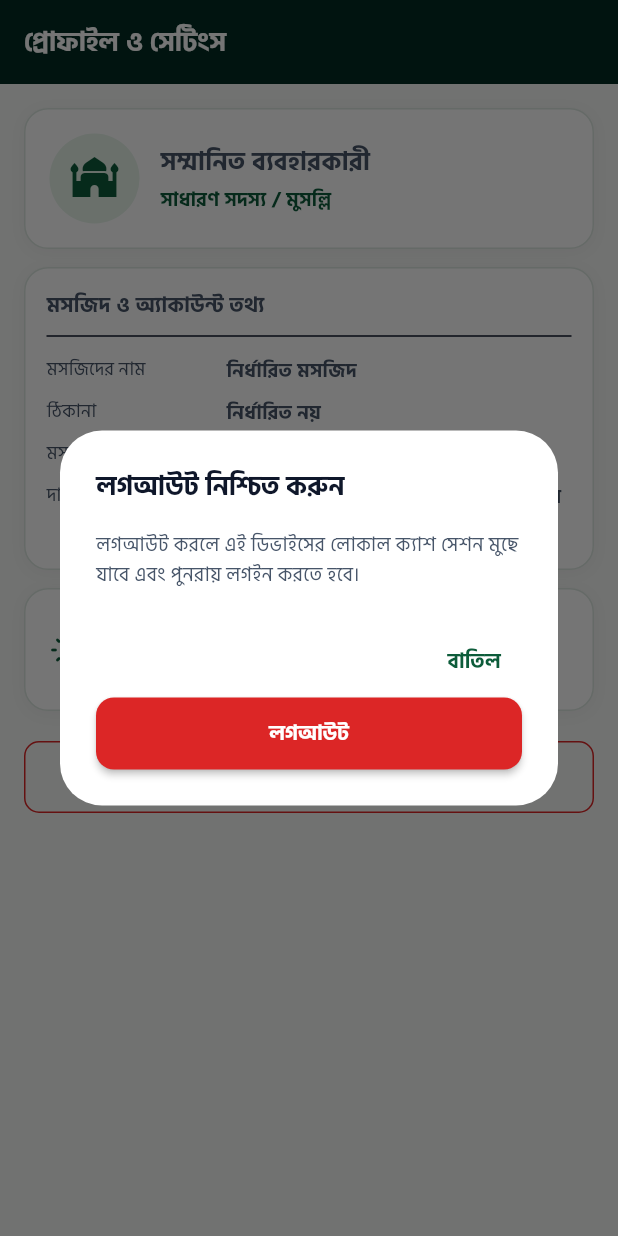
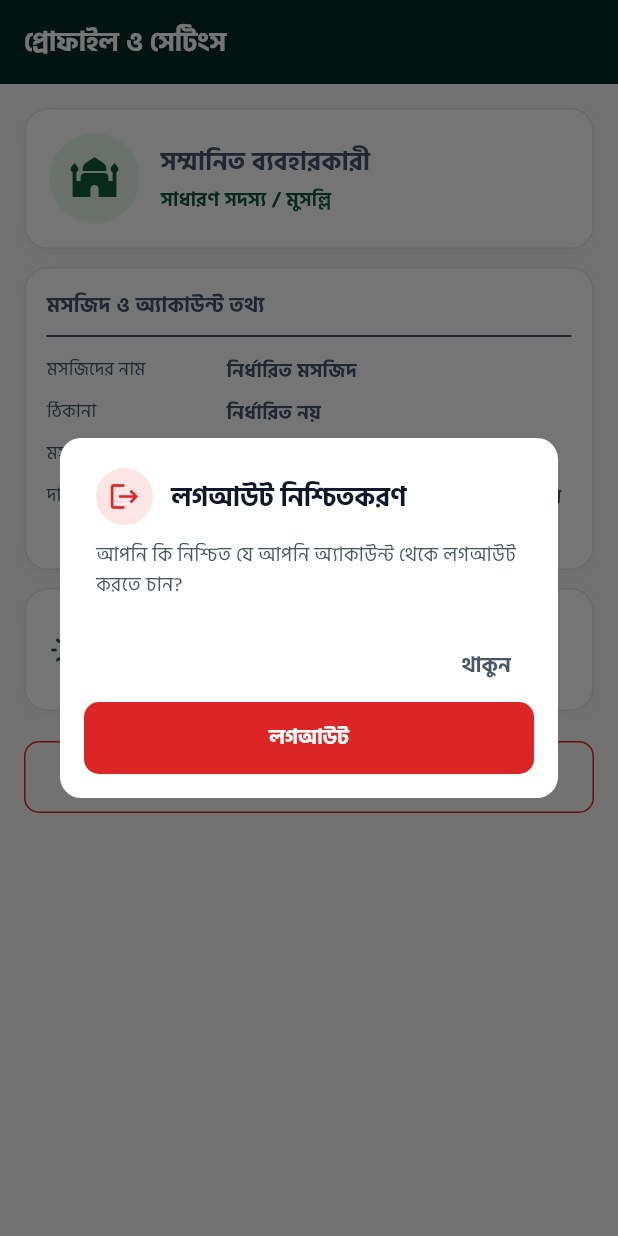
Before and after one commit to emranmofficials/Mosque-Seba, a Flutter app: the MosqueProfileScreen screen opened by its route, after a tap on "লগআউট করুন", on a phone screen of 412 x 824 dp. Run offline on Flutter 3.47's test engine with Material 3 defaults, Android fonts, the phone set to English and light mode, and no system bars; our stand-ins replace connectivity_plus, drift, equatable, flutter_local_notifications, flutter_riverpod, flutter_secure_storage and 11 more; missing offline and left inert: esc_pos_utils_plus, print_bluetooth_thermal; accounts and stored records are empty; generated files the repository leaves out were written again.

Commit message:
feat(release): v1.3.0 official release with push notifications, modern toasts, and confirmation dialogs

```diff
--- a/lib/core/config/app_config.dart
+++ b/lib/core/config/app_config.dart
@@ -3,8 +3,8 @@ class AppConfig {
   static const String appNameBn = 'মসজিদ সেবা';
   static const String appNameEn = 'Mosque Seba';
   static const String packageName = 'com.mosqueseba.app';
-  static const String appVersion = '1.2.5';
-  static const int buildNumber = 10;
+  static const String appVersion = '1.3.0';
+  static const int buildNumber = 11;
   static const String tagline = 'মসজিদের খেদমতে আধুনিক প্রযুক্তি, পরিচালনায় স্বচ্ছ আস্থা';
 
   // Production Supabase Cloud Backend Configuration (overrideable via --dart-define)
--- /dev/null
+++ b/lib/core/utils/app_toast.dart
@@ -0,0 +1,88 @@
+import 'package:flutter/material.dart';
+import '../theme/app_colors.dart';
+import '../theme/app_dimens.dart';
+
+/// Notification Toast Types
+enum ToastType { success, error, warning, info }
+
+/// Global App Toast Notification Utility
+/// Displays floating, beautifully animated, brand-aligned toasts across the app
+class AppToast {
+  static void show(
+    BuildContext context, {
+    required String message,
+    ToastType type = ToastType.info,
+    Duration duration = const Duration(seconds: 3),
+    SnackBarAction? action,
+  }) {
+    Color bgColor;
+    const Color textColor = Colors.white;
+    IconData icon;
+
+    switch (type) {
+      case ToastType.success:
+        bgColor = AppColors.emeraldPrimary;
+        icon = Icons.check_circle_outline;
+        break;
+      case ToastType.error:
+        bgColor = AppColors.urgentRed;
+        icon = Icons.error_outline;
+        break;
+      case ToastType.warning:
+        bgColor = const Color(0xFFD97706); // Amber 600
+        icon = Icons.warning_amber_rounded;
+        break;
+      case ToastType.info:
+        bgColor = AppColors.primaryContainerDark;
+        icon = Icons.info_outline;
+        break;
+    }
+
+    final messenger = ScaffoldMessenger.of(context);
+    messenger.hideCurrentSnackBar();
+    messenger.showSnackBar(
+      SnackBar(
+        content: Row(
+          children: [
+            Icon(icon, color: textColor, size: 20),
+            const SizedBox(width: MosqueSpace.sm),
+            Expanded(
+              child: Text(
+                message,
+                style: const TextStyle(
+                  color: textColor,
+                  fontSize: 13,
+                  fontWeight: FontWeight.w500,
+                ),
+              ),
+            ),
+          ],
+        ),
+        backgroundColor: bgColor,
+        behavior: SnackBarBehavior.floating,
+        shape: RoundedRectangleBorder(
+          borderRadius: BorderRadius.circular(MosqueRadius.medium),
+        ),
+        margin: const EdgeInsets.symmetric(horizontal: MosqueSpace.md, vertical: MosqueSpace.sm),
+        duration: duration,
+        action: action,
+      ),
+    );
+  }
+
+  /// Show Success Toast (Green)
+  static void success(BuildContext context, String message) =>
+      show(context, message: message, type: ToastType.success);
+
+  /// Show Error Toast (Red)
+  static void error(BuildContext context, String message) =>
+      show(context, message: message, type: ToastType.error);
+
+  /// Show Warning Toast (Amber)
+  static void warning(BuildContext context, String message) =>
+      show(context, message: message, type: ToastType.warning);
+
+  /// Show Info Toast (Emerald/Blue)
+  static void info(BuildContext context, String message) =>
+      show(context, message: message, type: ToastType.info);
+}
--- a/lib/features/authentication/widgets/committee_login_form.dart
+++ b/lib/features/authentication/widgets/committee_login_form.dart
@@ -5,6 +5,7 @@ import '../../../bootstrap/dependency_injection.dart';
 import '../../../core/router/app_router.dart';
 import '../../../core/theme/app_colors.dart';
 import '../../../core/theme/app_dimens.dart';
+import '../../../core/utils/app_toast.dart';
 import '../../../shared/widgets/app_button.dart';
 import '../../../shared/widgets/app_text_field.dart';
 import '../providers/auth_provider.dart';
@@ -64,11 +65,14 @@ class _CommitteeLoginFormState extends ConsumerState<CommitteeLoginForm> {
           .read(sessionStorageServiceProvider)
           .setRememberedEmail(_rememberMe ? email : null);
       if (mounted) {
+        AppToast.success(context, 'লগইন সফল হয়েছে');
         context.go(AppRouter.dashboard);
       }
     } catch (e) {
       if (mounted) {
-        setState(() => _errorMessage = e.toString().replaceFirst('Exception: ', ''));
+        final err = e.toString().replaceFirst('Exception: ', '');
+        setState(() => _errorMessage = err);
+        AppToast.error(context, err);
       }
     } finally {
       if (mounted) {
--- a/lib/features/authentication/widgets/musalli_login_form.dart
+++ b/lib/features/authentication/widgets/musalli_login_form.dart
@@ -4,6 +4,7 @@ import 'package:go_router/go_router.dart';
 import '../../../core/router/app_router.dart';
 import '../../../core/theme/app_colors.dart';
 import '../../../core/theme/app_dimens.dart';
+import '../../../core/utils/app_toast.dart';
 import '../../../shared/widgets/app_button.dart';
 import '../../../shared/widgets/app_text_field.dart';
 import '../providers/auth_provider.dart';
@@ -61,11 +62,14 @@ class _MusalliLoginFormState extends ConsumerState<MusalliLoginForm> {
             password,
           );
       if (mounted) {
+        AppToast.success(context, 'লগইন সফল হয়েছে');
         context.go(AppRouter.dashboard);
       }
     } catch (e) {
       if (mounted) {
-        setState(() => _errorMessage = e.toString().replaceFirst('Exception: ', ''));
+        final err = e.toString().replaceFirst('Exception: ', '');
+        setState(() => _errorMessage = err);
+        AppToast.error(context, err);
       }
     } finally {
       if (mounted) {
--- a/lib/features/profile/screens/mosque_profile_screen.dart
+++ b/lib/features/profile/screens/mosque_profile_screen.dart
@@ -5,7 +5,9 @@ import '../../../bootstrap/dependency_injection.dart';
 import '../../../core/router/app_router.dart';
 import '../../../core/theme/app_colors.dart';
 import '../../../core/theme/app_dimens.dart';
+import '../../../core/utils/app_toast.dart';
 import '../../../core/utils/bengali_number_formatter.dart';
+import '../../../shared/dialogs/app_dialogs.dart';
 import '../../../shared/widgets/card_shell.dart';
 import '../../authentication/models/auth_user.dart';
 import '../../authentication/providers/auth_provider.dart';
@@ -17,33 +19,12 @@ class MosqueProfileScreen extends ConsumerWidget {
   const MosqueProfileScreen({super.key});
 
   Future<void> _confirmLogout(BuildContext context, WidgetRef ref) async {
-    final confirmed = await showDialog<bool>(
-      context: context,
-      builder: (ctx) => AlertDialog(
-        title: const Text('লগআউট নিশ্চিত করুন'),
-        content: const Text(
-          'লগআউট করলে এই ডিভাইসের লোকাল ক্যাশ সেশন মুছে যাবে এবং পুনরায় লগইন করতে হবে।',
-        ),
-        actions: [
-          TextButton(
-            onPressed: () => Navigator.of(ctx).pop(false),
-            child: const Text('বাতিল'),
-          ),
-          ElevatedButton(
-            style: ElevatedButton.styleFrom(
-              backgroundColor: AppColors.urgentRed,
-              foregroundColor: Colors.white,
-            ),
-            onPressed: () => Navigator.of(ctx).pop(true),
-            child: const Text('লগআউট'),
-          ),
-        ],
-      ),
-    );
+    final confirmed = await AppDialogs.confirmLogout(context);
 
     if (confirmed == true) {
       await ref.read(authNotifierProvider.notifier).logout();
       if (context.mounted) {
+        AppToast.info(context, 'সফলভাবে লগআউট করা হয়েছে');
         context.go(AppRouter.login);
       }
     }
--- /dev/null
+++ b/lib/shared/dialogs/app_dialogs.dart
@@ -0,0 +1,170 @@
+import 'package:flutter/material.dart';
+import '../../core/theme/app_colors.dart';
+import '../../core/theme/app_dimens.dart';
+import '../../core/theme/app_typography.dart';
+
+/// Reusable Confirmation and Warning Dialogs across the application
+class AppDialogs {
+  /// General confirmation dialog
+  static Future<bool?> confirm(
+    BuildContext context, {
+    required String title,
+    required String message,
+    String confirmText = 'নিশ্চিত করুন',
+    String cancelText = 'বাতিল',
+    bool isDestructive = false,
+    IconData? icon,
+  }) {
+    return showDialog<bool>(
+      context: context,
+      builder: (ctx) => AlertDialog(
+        shape: RoundedRectangleBorder(
+          borderRadius: BorderRadius.circular(AppDimens.radiusLg),
+        ),
+        titlePadding: const EdgeInsets.fromLTRB(24, 20, 24, 10),
+        contentPadding: const EdgeInsets.fromLTRB(24, 0, 24, 20),
+        actionsPadding: const EdgeInsets.fromLTRB(16, 0, 16, 16),
+        title: Row(
+          children: [
+            if (icon != null || isDestructive) ...[
+              Container(
+                padding: const EdgeInsets.all(8),
+                decoration: BoxDecoration(
+                  color: isDestructive
+                      ? AppColors.urgentRed.withOpacity(0.12)
+                      : AppColors.primaryContainer,
+                  shape: BoxShape.circle,
+                ),
+                child: Icon(
+                  icon ?? (isDestructive ? Icons.warning_amber_rounded : Icons.help_outline),
+                  color: isDestructive ? AppColors.urgentRed : AppColors.primary,
+                  size: 22,
+                ),
+              ),
+              const SizedBox(width: 12),
+            ],
+            Expanded(
+              child: Text(
+                title,
+                style: AppTypography.titleLarge.copyWith(fontWeight: FontWeight.bold),
+              ),
+            ),
+          ],
+        ),
+        content: Text(
+          message,
+          style: AppTypography.bodyMedium.copyWith(color: AppColors.textSecondary),
+        ),
+        actions: [
+          TextButton(
+            onPressed: () => Navigator.of(ctx).pop(false),
+            child: Text(
+              cancelText,
+              style: const TextStyle(color: AppColors.textSecondary),
+            ),
+          ),
+          ElevatedButton(
+            style: ElevatedButton.styleFrom(
+              backgroundColor: isDestructive ? AppColors.urgentRed : AppColors.emeraldPrimary,
+              foregroundColor: Colors.white,
+              elevation: 0,
+              shape: RoundedRectangleBorder(
+                borderRadius: BorderRadius.circular(AppDimens.radiusMd),
+              ),
+            ),
+            onPressed: () => Navigator.of(ctx).pop(true),
+            child: Text(confirmText),
+          ),
+        ],
+      ),
+    );
+  }
+
+  /// Warning / Delete confirmation dialog
+  static Future<bool?> confirmDelete(
+    BuildContext context, {
+    required String itemName,
+    String? customMessage,
+  }) {
+    return confirm(
+      context,
+      title: 'মুছে ফেলার সতর্কতা',
+      message: customMessage ??
+          'আপনি কি নিশ্চিত যে আপনি "$itemName" মুছে ফেলতে চান? এই তথ্যটি পুনরায় ফিরিয়ে আনা যাবে না।',
+      confirmText: 'মুছে ফেলুন',
+      cancelText: 'বাতিল',
+      isDestructive: true,
+      icon: Icons.delete_forever_outlined,
+    );
+  }
+
+  /// Alert warning dialog
+  static Future<void> showWarning(
+    BuildContext context, {
+    required String title,
+    required String message,
+    String buttonText = 'ঠিক আছে',
+  }) {
+    return showDialog<void>(
+      context: context,
+      builder: (ctx) => AlertDialog(
+        shape: RoundedRectangleBorder(
+          borderRadius: BorderRadius.circular(AppDimens.radiusLg),
+        ),
+        titlePadding: const EdgeInsets.fromLTRB(24, 20, 24, 10),
+        contentPadding: const EdgeInsets.fromLTRB(24, 0, 24, 20),
+        actionsPadding: const EdgeInsets.fromLTRB(16, 0, 16, 16),
+        title: Row(
+          children: [
+            Container(
+              padding: const EdgeInsets.all(8),
+              decoration: BoxDecoration(
+                color: Colors.amber.withOpacity(0.12),
+                shape: BoxShape.circle,
+              ),
+              child: const Icon(Icons.warning_amber_rounded, color: Colors.amber, size: 24),
+            ),
+            const SizedBox(width: 12),
+            Expanded(
+              child: Text(
+                title,
+                style: AppTypography.titleMedium.copyWith(fontWeight: FontWeight.bold),
+              ),
+            ),
+          ],
+        ),
+        content: Text(
+          message,
+          style: AppTypography.bodyMedium.copyWith(color: AppColors.textSecondary),
+        ),
+        actions: [
+          ElevatedButton(
+            style: ElevatedButton.styleFrom(
+              backgroundColor: AppColors.emeraldPrimary,
+              foregroundColor: Colors.white,
+              elevation: 0,
+              shape: RoundedRectangleBorder(
+                borderRadius: BorderRadius.circular(AppDimens.radiusMd),
+              ),
+            ),
+            onPressed: () => Navigator.of(ctx).pop(),
+            child: Text(buttonText),
+          ),
+        ],
+      ),
+    );
+  }
+
+  /// Logout confirmation dialog
+  static Future<bool?> confirmLogout(BuildContext context) {
+    return confirm(
+      context,
+      title: 'লগআউট নিশ্চিতকরণ',
+      message: 'আপনি কি নিশ্চিত যে আপনি অ্যাকাউন্ট থেকে লগআউট করতে চান?',
+      confirmText: 'লগআউট',
+      cancelText: 'থাকুন',
+      isDestructive: true,
+      icon: Icons.logout,
+    );
+  }
+}
--- a/pubspec.yaml
+++ b/pubspec.yaml
@@ -1,7 +1,7 @@
 name: mosqueseba
 description: "Mosque Seba (মসজিদ সেবা) — Complete Feature-Parity Rebuild for Android & iOS"
 publish_to: "none"
-version: 1.2.5+10
+version: 1.3.0+11
 
 environment:
   sdk: ">=3.0.0 <4.0.0"
```
Also changed, not shown: lib/features/authentication/screens/registration_screen.dart (+11 -1 lines), lib/features/membership/dialogs/add_member_dialog.dart (+7 -5 lines), lib/features/membership/dialogs/edit_member_dialog.dart (+3 -6 lines), lib/features/membership/screens/member_profile_screen.dart (+7 -23 lines), lib/features/notifications/screens/notification_center_screen.dart (+17 -0 lines), 1 other file.
